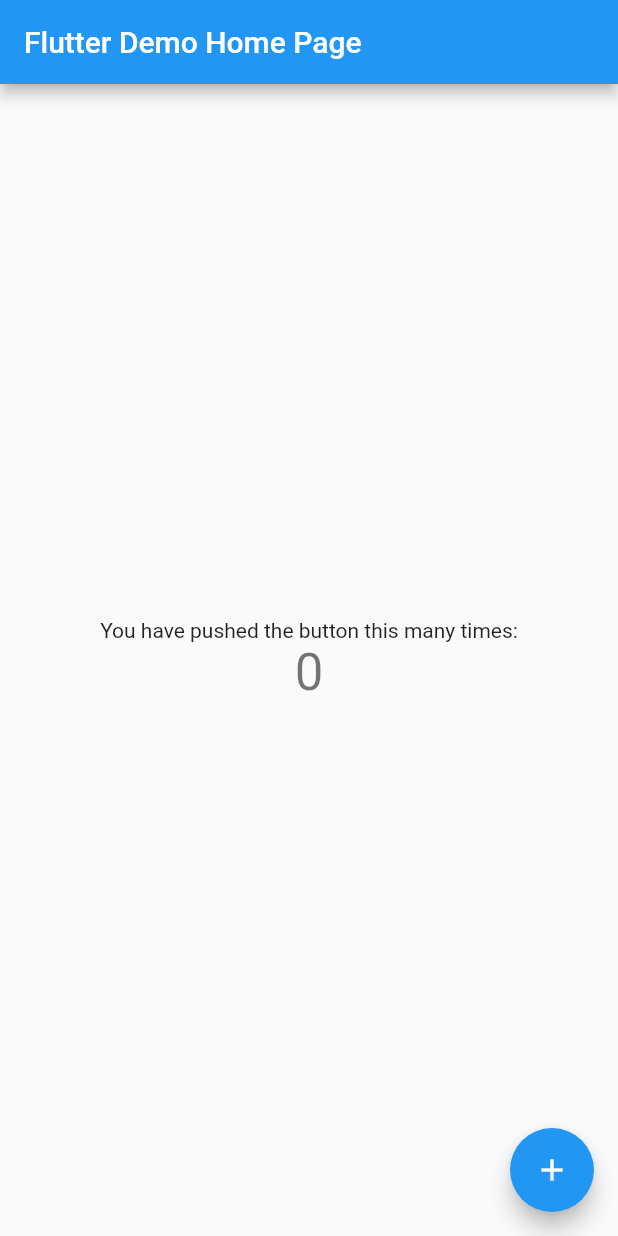
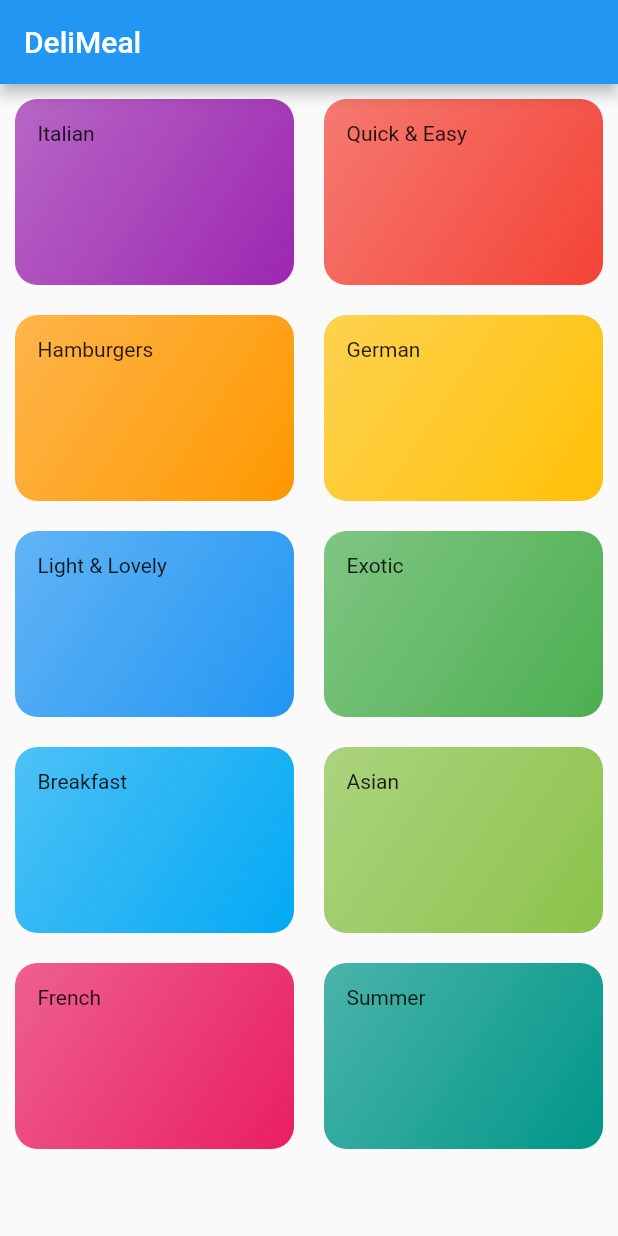
Before and after one commit to FranLMSP/basic-recipes-app, a Flutter app: the screen it shows after launch, on a phone screen of 412 x 824 dp. Run offline on Flutter 3.47's test engine with Material 2 defaults, Android fonts, the phone set to English and light mode, and no system bars.

Commit message:
Showing first screen with categories

```diff
--- /dev/null
+++ b/lib/dummy_data.dart
@@ -0,0 +1,56 @@
+import 'package:flutter/material.dart';
+
+import './models/category.dart';
+
+const DUMMY_CATEGORIES = const [
+  Category(
+    id: 'c1',
+    title: 'Italian',
+    color: Colors.purple,
+  ),
+  Category(
+    id: 'c2',
+    title: 'Quick & Easy',
+    color: Colors.red,
+  ),
+  Category(
+    id: 'c3',
+    title: 'Hamburgers',
+    color: Colors.orange,
+  ),
+  Category(
+    id: 'c4',
+    title: 'German',
+    color: Colors.amber,
+  ),
+  Category(
+    id: 'c5',
+    title: 'Light & Lovely',
+    color: Colors.blue,
+  ),
+  Category(
+    id: 'c6',
+    title: 'Exotic',
+    color: Colors.green,
+  ),
+  Category(
+    id: 'c7',
+    title: 'Breakfast',
+    color: Colors.lightBlue,
+  ),
+  Category(
+    id: 'c8',
+    title: 'Asian',
+    color: Colors.lightGreen,
+  ),
+  Category(
+    id: 'c9',
+    title: 'French',
+    color: Colors.pink,
+  ),
+  Category(
+    id: 'c10',
+    title: 'Summer',
+    color: Colors.teal,
+  ),
+];
--- a/lib/main.dart
+++ b/lib/main.dart
@@ -1,117 +1,20 @@
 import 'package:flutter/material.dart';
+import './screens/categories_screen.dart';
 
 void main() {
   runApp(MyApp());
 }
 
 class MyApp extends StatelessWidget {
-  // This widget is the root of your application.
   @override
   Widget build(BuildContext context) {
     return MaterialApp(
-      title: 'Flutter Demo',
+      title: 'DeliMeal',
       theme: ThemeData(
-        // This is the theme of your application.
-        //
-        // Try running your application with "flutter run". You'll see the
-        // application has a blue toolbar. Then, without quitting the app, try
-        // changing the primarySwatch below to Colors.green and then invoke
-        // "hot reload" (press "r" in the console where you ran "flutter run",
-        // or simply save your changes to "hot reload" in a Flutter IDE).
-        // Notice that the counter didn't reset back to zero; the application
-        // is not restarted.
         primarySwatch: Colors.blue,
-        // This makes the visual density adapt to the platform that you run
-        // the app on. For desktop platforms, the controls will be smaller and
-        // closer together (more dense) than on mobile platforms.
         visualDensity: VisualDensity.adaptivePlatformDensity,
       ),
-      home: MyHomePage(title: 'Flutter Demo Home Page'),
+      home: CategoriesScreen(),
     );
   }
 }
-
-class MyHomePage extends StatefulWidget {
-  MyHomePage({Key key, this.title}) : super(key: key);
-
-  // This widget is the home page of your application. It is stateful, meaning
-  // that it has a State object (defined below) that contains fields that affect
-  // how it looks.
-
-  // This class is the configuration for the state. It holds the values (in this
-  // case the title) provided by the parent (in this case the App widget) and
-  // used by the build method of the State. Fields in a Widget subclass are
-  // always marked "final".
-
-  final String title;
-
-  @override
-  _MyHomePageState createState() => _MyHomePageState();
-}
-
-class _MyHomePageState extends State<MyHomePage> {
-  int _counter = 0;
-
-  void _incrementCounter() {
-    setState(() {
-      // This call to setState tells the Flutter framework that something has
-      // changed in this State, which causes it to rerun the build method below
-      // so that the display can reflect the updated values. If we changed
-      // _counter without calling setState(), then the build method would not be
-      // called again, and so nothing would appear to happen.
-      _counter++;
-    });
-  }
-
-  @override
-  Widget build(BuildContext context) {
-    // This method is rerun every time setState is called, for instance as done
-    // by the _incrementCounter method above.
-    //
-    // The Flutter framework has been optimized to make rerunning build methods
-    // fast, so that you can just rebuild anything that needs updating rather
-    // than having to individually change instances of widgets.
-    return Scaffold(
-      appBar: AppBar(
-        // Here we take the value from the MyHomePage object that was created by
-        // the App.build method, and use it to set our appbar title.
-        title: Text(widget.title),
-      ),
-      body: Center(
-        // Center is a layout widget. It takes a single child and positions it
-        // in the middle of the parent.
-        child: Column(
-          // Column is also a layout widget. It takes a list of children and
-          // arranges them vertically. By default, it sizes itself to fit its
-          // children horizontally, and tries to be as tall as its parent.
-          //
-          // Invoke "debug painting" (press "p" in the console, choose the
-          // "Toggle Debug Paint" action from the Flutter Inspector in Android
-          // Studio, or the "Toggle Debug Paint" command in Visual Studio Code)
-          // to see the wireframe for each widget.
-          //
-          // Column has various properties to control how it sizes itself and
-          // how it positions its children. Here we use mainAxisAlignment to
-          // center the children vertically; the main axis here is the vertical
-          // axis because Columns are vertical (the cross axis would be
-          // horizontal).
-          mainAxisAlignment: MainAxisAlignment.center,
-          children: <Widget>[
-            Text(
-              'You have pushed the button this many times:',
-            ),
-            Text(
-              '$_counter',
-              style: Theme.of(context).textTheme.headline4,
-            ),
-          ],
-        ),
-      ),
-      floatingActionButton: FloatingActionButton(
-        onPressed: _incrementCounter,
-        tooltip: 'Increment',
-        child: Icon(Icons.add),
-      ), // This trailing comma makes auto-formatting nicer for build methods.
-    );
-  }
-}
--- /dev/null
+++ b/lib/models/category.dart
@@ -0,0 +1,15 @@
+import 'package:flutter/material.dart';
+
+class Category {
+  final String id;
+  final String title;
+  final String description;
+  final Color color;
+
+  const Category({
+    @required this.id,
+    @required this.title,
+    this.description = '',
+    this.color = Colors.orange,
+  });
+}
--- /dev/null
+++ b/lib/screens/categories_screen.dart
@@ -0,0 +1,26 @@
+import 'package:flutter/material.dart';
+
+import '../widgets/category_item.dart';
+
+import '../dummy_data.dart';
+
+class CategoriesScreen extends StatelessWidget {
+  @override
+  Widget build(BuildContext context) {
+    return Scaffold(
+      appBar: AppBar(
+        title: const Text('DeliMeal'),
+      ),
+      body: GridView(
+        padding: const EdgeInsets.all(10),
+        gridDelegate: const SliverGridDelegateWithMaxCrossAxisExtent(
+          maxCrossAxisExtent: 200,
+          childAspectRatio: 3 / 2,
+          crossAxisSpacing: 20,
+          mainAxisSpacing: 20,
+        ),
+        children: DUMMY_CATEGORIES.map((category) => CategoryItem(category)).toList(),
+      ),
+    );
+  }
+}
--- /dev/null
+++ b/lib/widgets/category_item.dart
@@ -0,0 +1,29 @@
+import 'package:flutter/material.dart';
+
+import '../models/category.dart';
+
+class CategoryItem extends StatelessWidget {
+
+  final Category category;
+
+  const CategoryItem(this.category);
+
+  @override
+  Widget build(BuildContext context) {
+    return Container(
+      padding: const EdgeInsets.all(15),
+      child: Text(category.title),
+      decoration: BoxDecoration(
+        borderRadius: BorderRadius.circular(15),
+        gradient: LinearGradient(
+          colors: [
+            category.color.withOpacity(0.7),
+            category.color,
+          ],
+          begin: Alignment.topLeft,
+          end: Alignment.bottomRight,
+        ),
+      ),
+    );
+  }
+}
```
Also changed, not shown: 1 other file.
